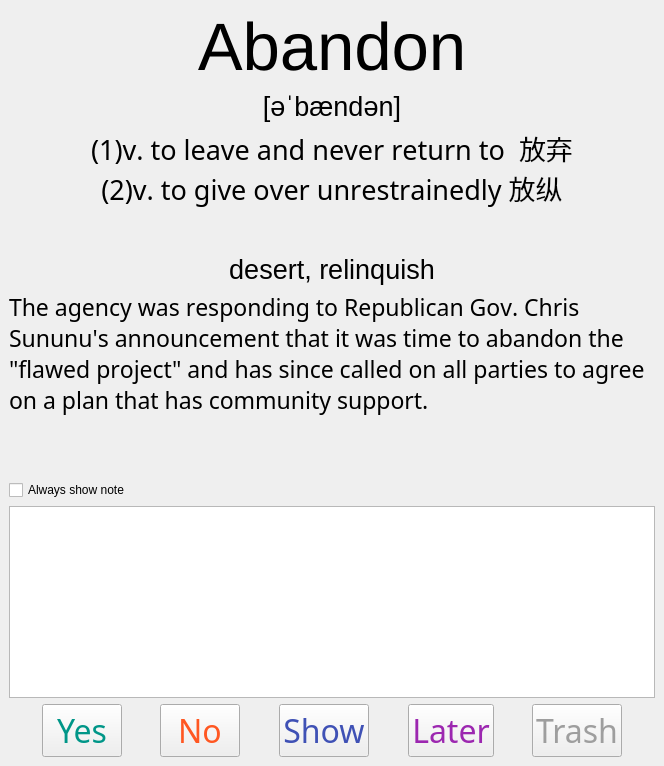
This is ui/FightMemPC.ui in zhaomh1998/FightMem as Qt 5 draws it before an edit. The edited form follows.
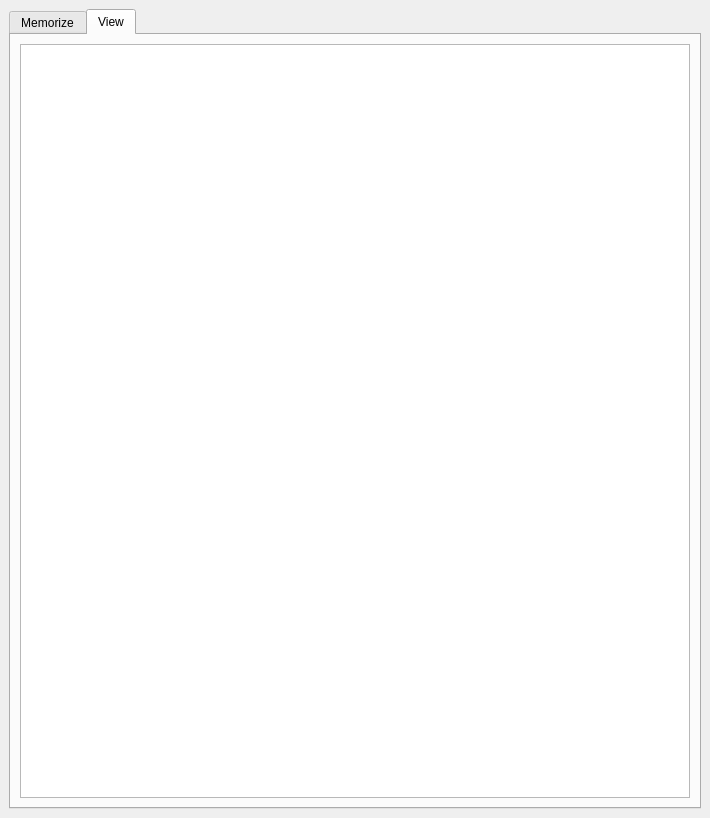
This is the edited form. The open tabs and pages were chosen to show the change.

Commit message: backend display words and eb table works

What changed in the file:
```diff
--- a/ui/FightMemPC.ui
+++ b/ui/FightMemPC.ui
@@ -6,8 +6,8 @@
    <rect>
     <x>0</x>
     <y>0</y>
-    <width>664</width>
-    <height>766</height>
+    <width>710</width>
+    <height>818</height>
    </rect>
   </property>
   <property name="windowTitle">
@@ -16,6 +16,16 @@
   <widget class="QWidget" name="centralwidget">
    <layout class="QGridLayout" name="gridLayout">
     <item row="0" column="0">
+     <widget class="QTabWidget" name="tabWidget">
+      <property name="currentIndex">
+       <number>0</number>
+      </property>
+      <widget class="QWidget" name="tab">
+       <attribute name="title">
+        <string>Memorize</string>
+       </attribute>
+       <layout class="QGridLayout" name="gridLayout_2">
+        <item row="0" column="0">
      <layout class="QVBoxLayout" name="verticalLayout_3">
       <item>
        <layout class="QVBoxLayout" name="verticalLayout">
@@ -349,6 +359,20 @@
        </layout>
       </item>
      </layout>
+        </item>
+       </layout>
+      </widget>
+      <widget class="QWidget" name="tab_2">
+       <attribute name="title">
+        <string>View</string>
+       </attribute>
+       <layout class="QGridLayout" name="gridLayout_3">
+        <item row="0" column="0">
+         <widget class="QTableView" name="t_table"/>
+        </item>
+       </layout>
+      </widget>
+     </widget>
     </item>
    </layout>
   </widget>
```
Lines whose indentation alone changed are shown as unchanged. The commit also changes 7 other files.
